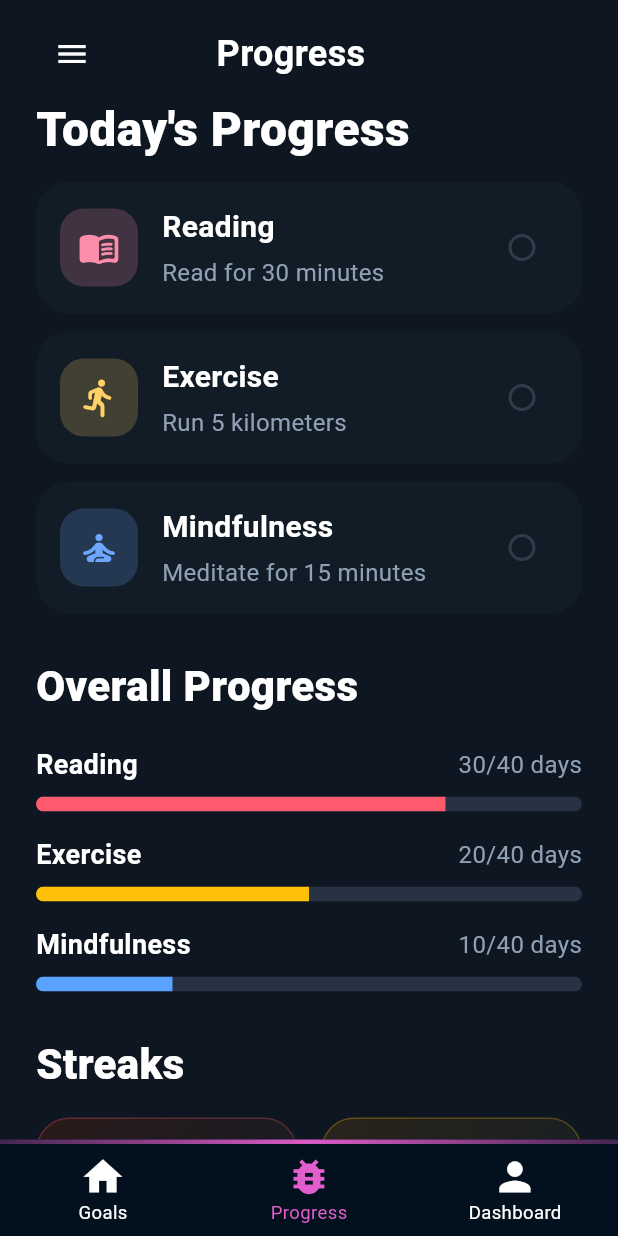
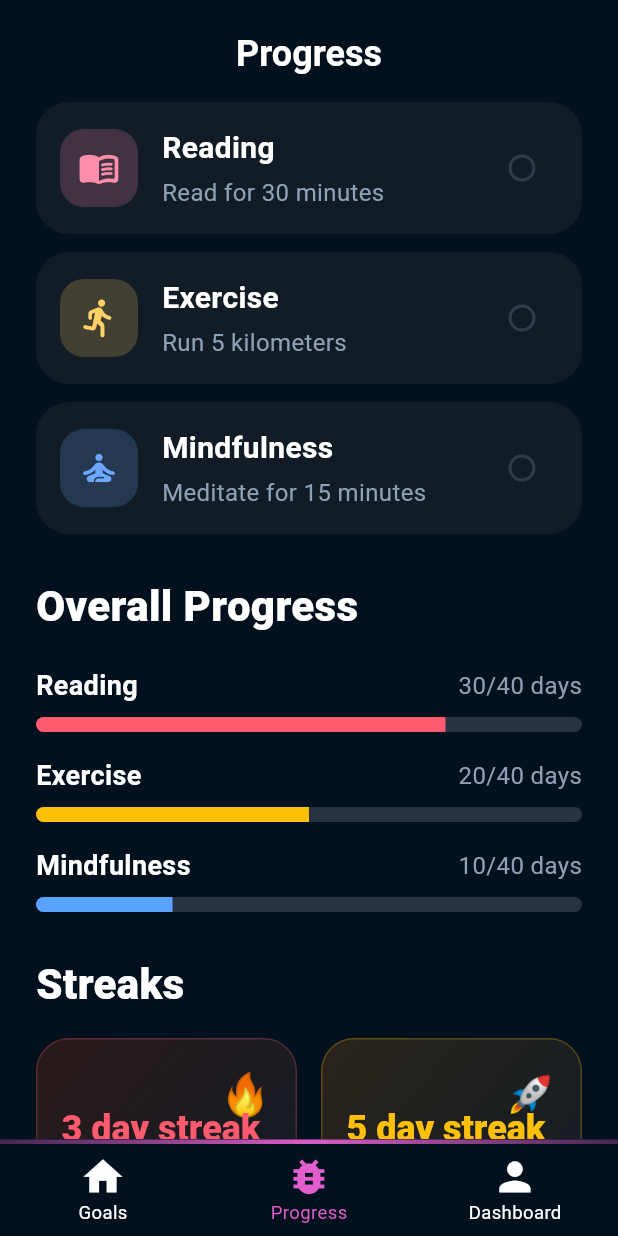
Before and after one commit to Fatihgn/HedefTakipApi, a Flutter app: the screen it shows after launch, item 2 of the bottom bar chosen, on a phone screen of 412 x 824 dp. Run offline on Flutter 3.47's test engine with Material 3 defaults, Android fonts, the phone set to English and light mode, and no system bars; our stand-ins replace flutter_riverpod, flutter_screenutil, go_router, riverpod.

Commit message:
goals screen updated

```diff
--- a/lib/features/home/view/home_view.dart
+++ b/lib/features/home/view/home_view.dart
@@ -151,7 +151,7 @@ class _HomeViewState extends State<HomeView> with HomeViewState {
 
               const SizedBox(height: 24),
 
-              // Target Value (only visually; you can later validate based on type)
+              if (selectedType == GoalType.project) ...[
                 Text(
                   'Target Value',
                   style: TextStyle(color: AppColors.textColor.withOpacity(0.8)),
@@ -166,6 +166,7 @@ class _HomeViewState extends State<HomeView> with HomeViewState {
                     prefixIcon: Icons.onetwothree_rounded,
                   ),
                 ),
+              ],
 
               const SizedBox(height: 24),
 
--- a/lib/features/progress/view/progress_view.dart
+++ b/lib/features/progress/view/progress_view.dart
@@ -1,5 +1,6 @@
 import 'package:flutter/material.dart';
 import 'package:flutter/widgets.dart';
+import 'package:hedef_takip_app/core/app/theme/app_colors.dart';
 
 class ProgressView extends StatefulWidget {
   const ProgressView({super.key});
@@ -9,7 +10,6 @@ class ProgressView extends StatefulWidget {
 }
 
 class _ProgressViewState extends State<ProgressView> {
-  // NEW: demo state for task completion and progress
   bool _readingDone = false;
   bool _exerciseDone = false;
   bool _mindfulnessDone = false;
@@ -19,45 +19,26 @@ class _ProgressViewState extends State<ProgressView> {
   final int _mindCurrent = 10, _mindTarget = 40;
 
   // Colors
-  final Color _bg = const Color(0xFF0E1621);
 
   @override
   Widget build(BuildContext context) {
     return Scaffold(
-      backgroundColor: _bg,
+      backgroundColor: AppColors.background,
       body: SafeArea(
         child: SingleChildScrollView(
           padding: const EdgeInsets.fromLTRB(24, 12, 24, 24),
           child: Column(
             crossAxisAlignment: CrossAxisAlignment.start,
             children: [
-              // Header
-              Row(
-                children: [
-                  IconButton(
-                    onPressed: () {},
-                    icon: const Icon(Icons.menu, color: Colors.white),
+              const SizedBox(height: 8),
+              Center(
+                child: Text(
+                  'Progress',
+                  textAlign: TextAlign.center,
+                  style: Theme.of(context).textTheme.headlineSmall?.copyWith(
+                    color: AppColors.textColor,
+                    fontWeight: FontWeight.w700,
                   ),
-                  const Spacer(),
-                  const Text(
-                    'Progress',
-                    style: TextStyle(
-                      color: Colors.white,
-                      fontSize: 24,
-                      fontWeight: FontWeight.w700,
-                    ),
-                  ),
-                  const Spacer(flex: 2),
-                ],
-              ),
-              const SizedBox(height: 8),
-              const Text(
-                "Today's Progress",
-                style: TextStyle(
-                  color: Colors.white,
-                  fontSize: 32,
-                  height: 1.15,
-                  fontWeight: FontWeight.w800,
                 ),
               ),
               const SizedBox(height: 16),
```
Lines whose indentation alone changed are shown as unchanged.
